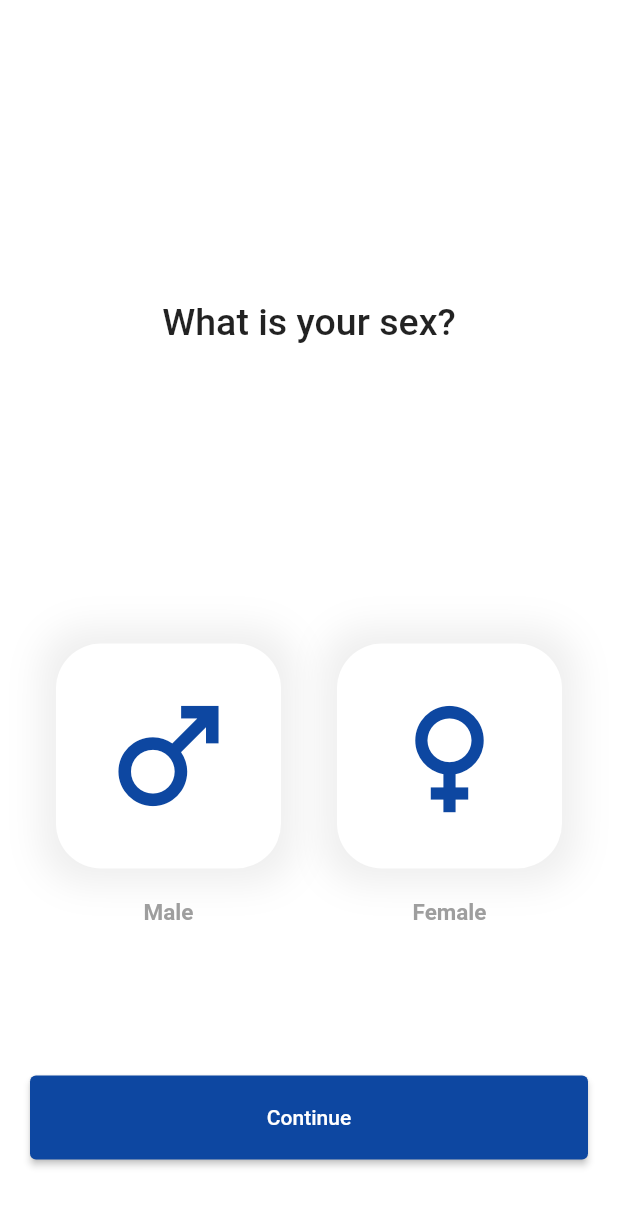
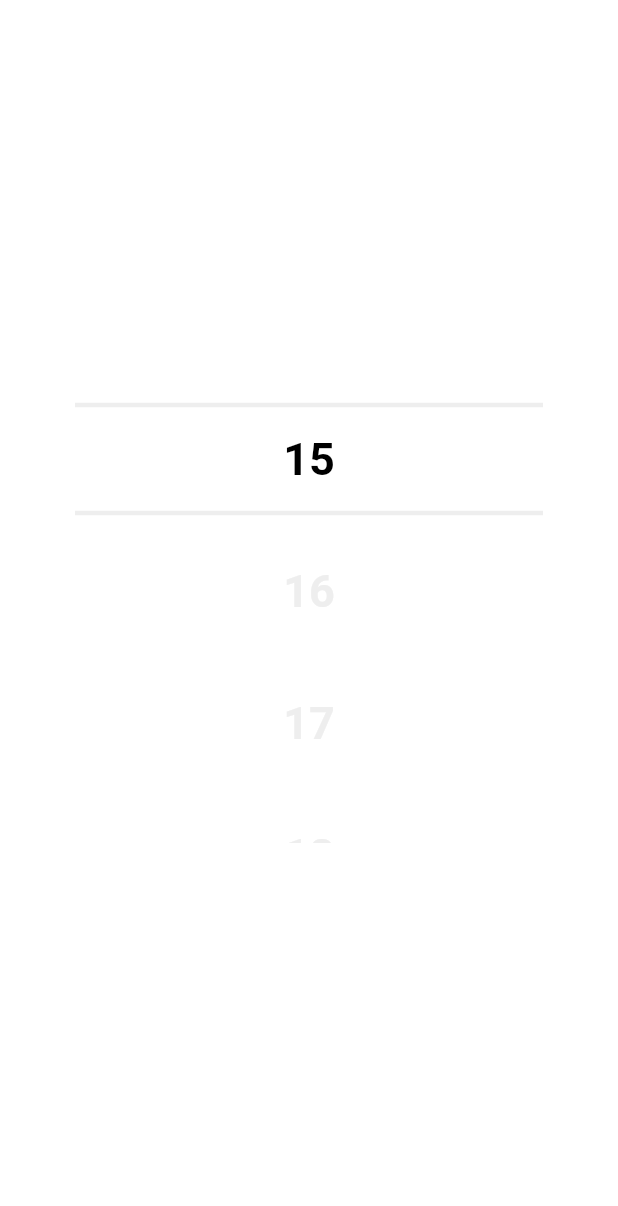
Before and after one commit to ttoghere/iptal, a Flutter app: the screen it shows after launch, on a phone screen of 412 x 824 dp. Shown: the top 1206 px of the screen. Run offline on Flutter 3.47's test engine with Material 2 defaults, Android fonts, the phone set to English and light mode, and no system bars.

Commit message:
almost ui done

```diff
--- a/lib/main.dart
+++ b/lib/main.dart
@@ -1,4 +1,6 @@
 import 'package:crewinjobapplication/screens/screens_shelf.dart';
+import 'package:crewinjobapplication/screens/specialities/age_page.dart';
+import 'package:crewinjobapplication/screens/specialities/length_page.dart';
 import 'package:flutter/material.dart';
 
 void main() => runApp(const MyApp());
@@ -12,7 +14,7 @@ class MyApp extends StatelessWidget {
       debugShowCheckedModeBanner: false,
       title: 'Material App',
       theme: ThemeData(scaffoldBackgroundColor: Colors.white),
-      home:const GenderScreen(),
+      home:const AgePage(),
     );
   }
 }
--- /dev/null
+++ b/lib/screens/specialities/age_page.dart
@@ -0,0 +1,107 @@
+import 'package:flutter/material.dart';
+
+class AgePage extends StatefulWidget {
+  const AgePage({Key? key}) : super(key: key);
+
+  @override
+  _AgePageState createState() => _AgePageState();
+}
+
+class _AgePageState extends State<AgePage> {
+  late ScrollController _scrollController;
+  final int _itemCount = 41;
+  int _cardPosition = 0;
+
+  void _scrollListenerWithItemCount() {
+    int itemCount = _itemCount;
+    double scrollOffset = _scrollController.position.pixels;
+    double viewportHeight = _scrollController.position.viewportDimension / 2;
+    double scrollRange = _scrollController.position.maxScrollExtent -
+        _scrollController.position.minScrollExtent;
+    int firstVisibleItemIndex =
+        (scrollOffset / (scrollRange + viewportHeight) * itemCount).floor();
+
+    if (_scrollController.position.atEdge) {
+      bool isTop = _scrollController.position.pixels == 0;
+      if (isTop) {
+        _cardPosition = firstVisibleItemIndex;
+      } else {
+        _cardPosition = firstVisibleItemIndex + 1;
+      }
+    } else {
+      _cardPosition = firstVisibleItemIndex + 1;
+    }
+    setState(() {});
+  }
+
+  @override
+  void initState() {
+    super.initState();
+    _scrollController = ScrollController();
+    _scrollController.addListener(_scrollListenerWithItemCount);
+  }
+
+  @override
+  void dispose() {
+    super.dispose();
+    _scrollController.removeListener(_scrollListenerWithItemCount);
+  }
+
+  @override
+  Widget build(BuildContext context) {
+    return MaterialApp(
+      home: Scaffold(
+        backgroundColor: Colors.white,
+        body: Center(
+          child: SizedBox(
+            height: 400,
+            child: Padding(
+              padding: const EdgeInsets.all(50.0),
+              child: Row(
+                children: [
+                  Expanded(
+                    child: ListView.builder(
+                      controller: _scrollController,
+                      itemCount: _itemCount,
+                      itemBuilder: (context, index) {
+                        return Column(
+                          children: [
+                            Divider(
+                              thickness: 3,
+                              color: _cardPosition == index
+                                  ? Colors.grey[200]
+                                  : Colors.white,
+                            ),
+                            ListTile(
+                              title: Text(
+                                (index + 15).toString(),
+                                textAlign: TextAlign.center,
+                                style: TextStyle(
+                                  fontSize: 30.0,
+                                  fontWeight: FontWeight.bold,
+                                  color: _cardPosition == index
+                                      ? Colors.black
+                                      : Colors.grey[200],
+                                ),
+                              ),
+                            ),
+                            Divider(
+                              thickness: 3,
+                              color: _cardPosition == index
+                                  ? Colors.grey[200]
+                                  : Colors.white,
+                            ),
+                          ],
+                        );
+                      },
+                    ),
+                  ),
+                ],
+              ),
+            ),
+          ),
+        ),
+      ),
+    );
+  }
+}
--- a/lib/screens/specialities/gender_screen.dart
+++ b/lib/screens/specialities/gender_screen.dart
@@ -42,13 +42,13 @@ class _GenderScreenState extends State<GenderScreen> {
                 ),
               ],
             ),
-            SizedBox(height: 100,),
+            const SizedBox(height: 100,),
             Padding(
               padding: const EdgeInsets.symmetric(horizontal:20.0),
               child: ElevatedButton(
-                style: ElevatedButton.styleFrom(primary: Colors.blue[900],padding: EdgeInsets.all(20)),
+                style: ElevatedButton.styleFrom(primary: Colors.blue[900],padding: const EdgeInsets.all(20)),
                 onPressed: () {},
-                child: Text("Continue"),
+                child: const Text("Continue"),
               ),
             ),
           ],
--- a/lib/widgets/gender_card.dart
+++ b/lib/widgets/gender_card.dart
@@ -1,5 +1,4 @@
 import 'package:flutter/material.dart';
-
 
 class GenderCard extends StatelessWidget {
   const GenderCard({
@@ -32,7 +31,7 @@ class GenderCard extends StatelessWidget {
             color: Colors.blue[900],
           ),
         ),
-        SizedBox(
+        const SizedBox(
           height: 20,
         ),
         Text(
```
Also changed, not shown: lib/screens/specialities/length_page.dart (added, +118 -0 lines).
